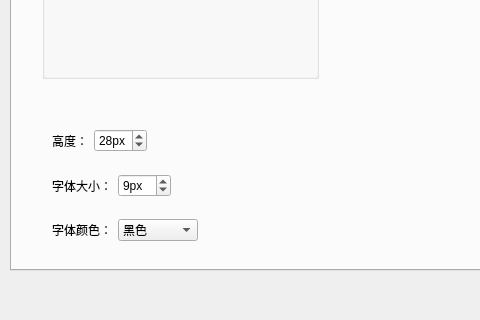
q77190858/dde-sys-monitor-plugin, file pluginsettingdialog.ui: the form before one commit; both pictures show x 0 to 480 and y 230 to 550 of the 700 by 550 pixel window.
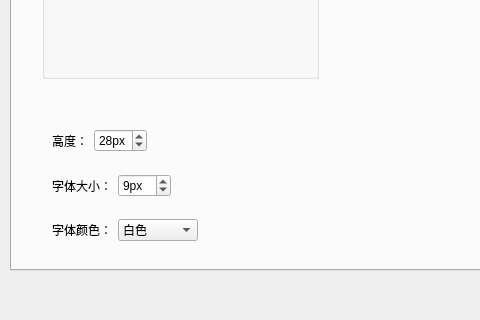
The form after the commit.

```diff
--- a/pluginsettingdialog.ui
+++ b/pluginsettingdialog.ui
@@ -127,10 +127,10 @@
          </size>
         </property>
         <property name="currentText">
-         <string>黑色</string>
+         <string>白色</string>
         </property>
         <property name="currentIndex">
-         <number>1</number>
+         <number>0</number>
         </property>
         <item>
          <property name="text">
```
Left out of the diff: 5 changed lines with no effect on the pictures.
